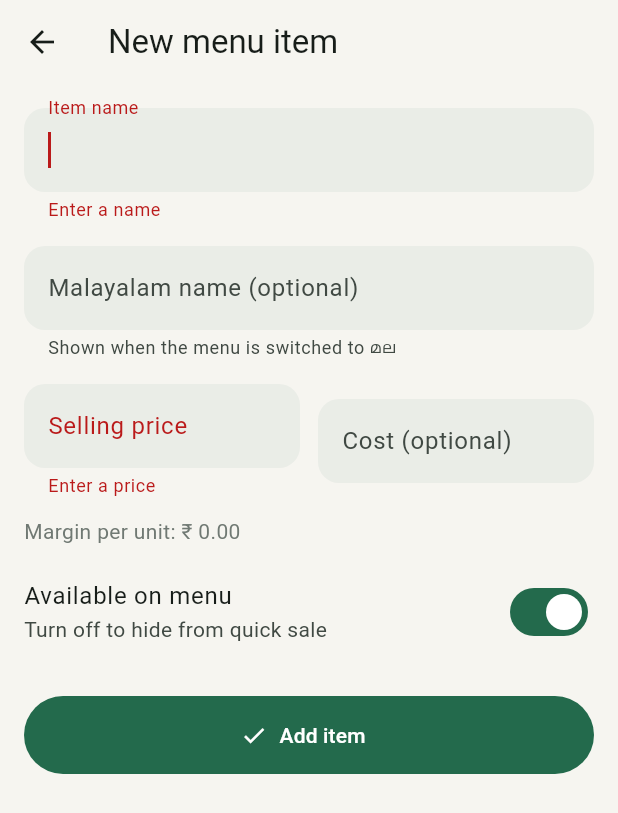
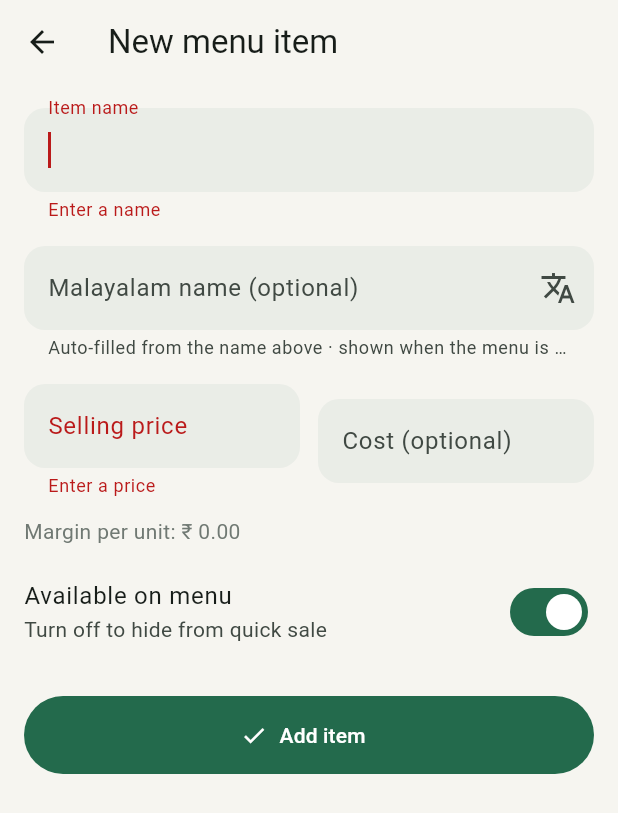
Before and after one commit to xyfratech/teashop, a Flutter app: the AddProductScreen screen opened directly, after a tap on "Add item", on a phone screen of 412 x 824 dp. Shown: the top 813 px of the screen. Run offline on Flutter 3.47's test engine with Material 3 defaults, Android fonts, the phone set to English and light mode, and no system bars; our stand-ins replace firebase_auth, firebase_core, fl_chart, hive_flutter, supabase_flutter; accounts and stored records are empty; network calls fail.

Commit message:
Add transliteration feature for Malayalam names and update AddProductScreen

```diff
--- a/lib/screens/add_product_screen.dart
+++ b/lib/screens/add_product_screen.dart
@@ -1,9 +1,12 @@
+import 'dart:async';
+
 import 'package:flutter/material.dart';
 import 'package:flutter/services.dart';
 import 'package:provider/provider.dart';
 
 import '../models/product.dart';
 import '../state/app_state.dart';
+import '../utils/transliterate.dart';
 
 class AddProductScreen extends StatefulWidget {
   const AddProductScreen({super.key, this.existing});
@@ -22,6 +25,13 @@ class _AddProductScreenState extends State<AddProductScreen> {
   late final TextEditingController _cost;
   late bool _active;
 
+  /// Auto-transliteration of the English name into Malayalam. We only ever
+  /// overwrite the Malayalam field while it still holds the last value we put
+  /// there (tracked in [_autoMl]) — once the user edits it by hand, it's theirs.
+  Timer? _mlDebounce;
+  bool _mlBusy = false;
+  String _autoMl = '';
+
   bool get _isEditing => widget.existing != null;
 
   @override
@@ -33,6 +43,42 @@ class _AddProductScreenState extends State<AddProductScreen> {
     _price = TextEditingController(text: p == null ? '' : _num(p.price));
     _cost = TextEditingController(text: p == null ? '' : _num(p.cost));
     _active = p?.active ?? true;
+    _name.addListener(_onNameChanged);
+  }
+
+  void _onNameChanged() {
+    _mlDebounce?.cancel();
+    _mlDebounce =
+        Timer(const Duration(milliseconds: 500), () => _fillMalayalam());
+  }
+
+  /// Fetches the Malayalam spelling for the current English name and drops it
+  /// into the Malayalam field. [force] ignores the "user edited it" guard — used
+  /// by the convert button next to the field.
+  Future<void> _fillMalayalam({bool force = false}) async {
+    final src = _name.text.trim();
+    final untouched = _nameMl.text.isEmpty || _nameMl.text == _autoMl;
+    if (!force && !untouched) return;
+
+    if (src.isEmpty) {
+      if (untouched && _nameMl.text.isNotEmpty) {
+        _nameMl.clear();
+        _autoMl = '';
+      }
+      return;
+    }
+
+    setState(() => _mlBusy = true);
+    final ml = await transliterateToMalayalam(src);
+    if (!mounted) return;
+    setState(() {
+      _mlBusy = false;
+      final canWrite = force || _nameMl.text.isEmpty || _nameMl.text == _autoMl;
+      if (ml != null && canWrite) {
+        _nameMl.text = ml;
+        _autoMl = ml;
+      }
+    });
   }
 
   static String _num(double v) {
@@ -42,6 +88,8 @@ class _AddProductScreenState extends State<AddProductScreen> {
 
   @override
   void dispose() {
+    _mlDebounce?.cancel();
+    _name.removeListener(_onNameChanged);
     _name.dispose();
     _nameMl.dispose();
     _price.dispose();
@@ -130,10 +178,25 @@ class _AddProductScreenState extends State<AddProductScreen> {
             const SizedBox(height: 16),
             TextFormField(
               controller: _nameMl,
-              decoration: const InputDecoration(
+              decoration: InputDecoration(
                 labelText: 'Malayalam name (optional)',
                 hintText: 'ചായ',
-                helperText: 'Shown when the menu is switched to മല',
+                helperText: 'Auto-filled from the name above · shown when the '
+                    'menu is switched to മല',
+                suffixIcon: _mlBusy
+                    ? const Padding(
+                        padding: EdgeInsets.all(12),
+                        child: SizedBox(
+                          width: 16,
+                          height: 16,
+                          child: CircularProgressIndicator(strokeWidth: 2),
+                        ),
+                      )
+                    : IconButton(
+                        icon: const Icon(Icons.translate),
+                        tooltip: 'Convert name to Malayalam',
+                        onPressed: () => _fillMalayalam(force: true),
+                      ),
               ),
             ),
             const SizedBox(height: 16),
--- a/pubspec.yaml
+++ b/pubspec.yaml
@@ -42,6 +42,7 @@ dependencies:
   fl_chart: ^1.2.0
   supabase_flutter: ^2.17.2
   url_launcher: ^6.3.2
+  http: ^1.2.0
 
   # Firebase — identity + credential store (admin login, shop-owner logins).
   # Supabase still holds the shop / subscription records; it trusts the
```
Also changed, not shown: lib/utils/transliterate.dart (added, +46 -0 lines), pubspec.lock.
